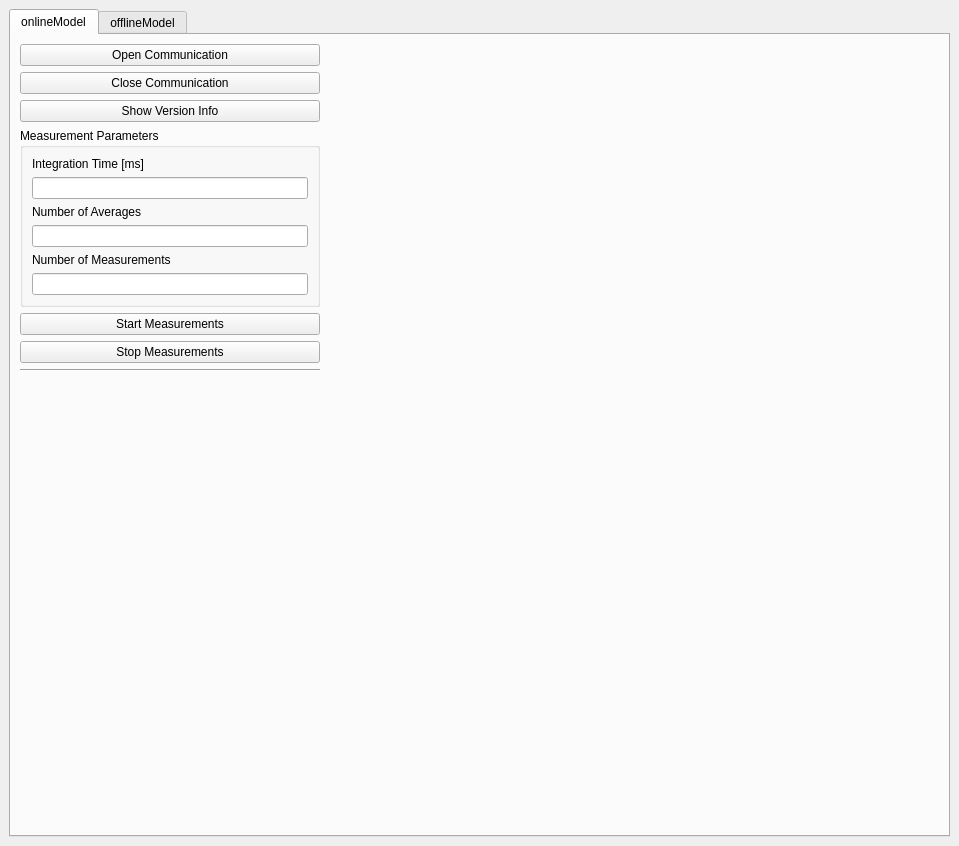
Qt form UI/UIsource/mainWindow.ui (jordan20092010/LIBS_LZU) before a commit.
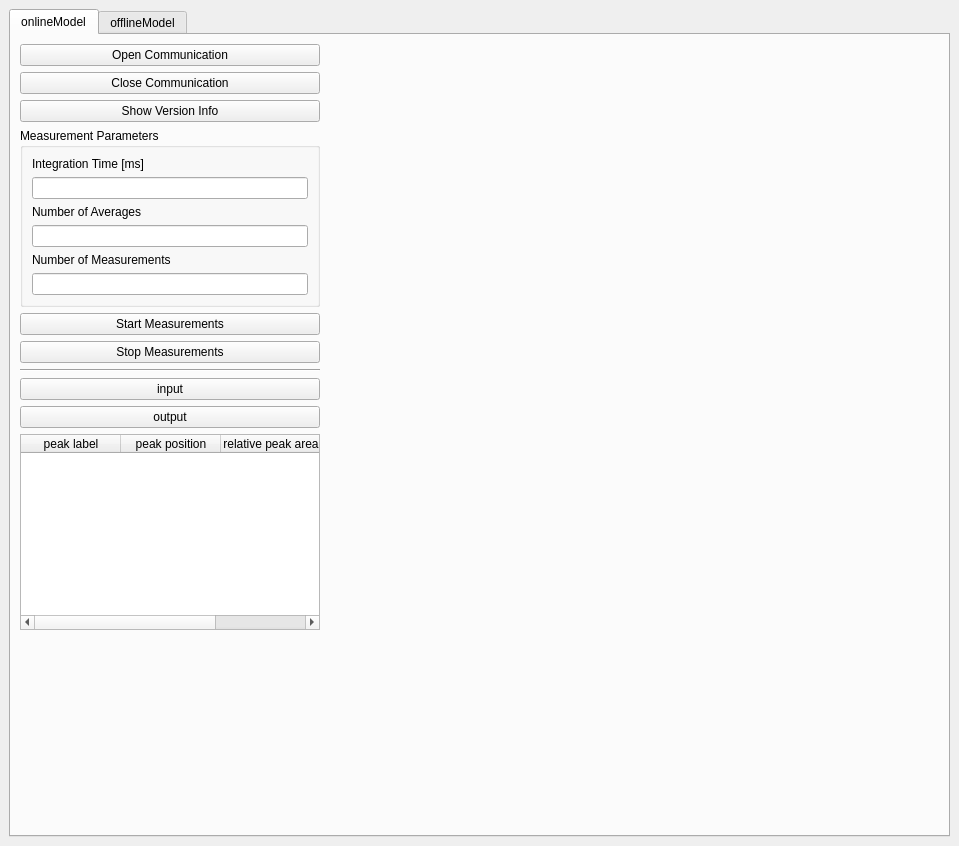
The same form after that commit. The open tabs and pages were chosen to show the change. Custom widgets are drawn as their Qt base class.

Diff of the .ui file:
```diff
--- a/UI/UIsource/mainWindow.ui
+++ b/UI/UIsource/mainWindow.ui
@@ -18,7 +18,7 @@
     <item>
      <widget class="QTabWidget" name="tabWidget">
       <property name="currentIndex">
-       <number>1</number>
+       <number>0</number>
       </property>
       <widget class="QWidget" name="tab">
        <attribute name="title">
@@ -144,6 +144,45 @@
             </property>
            </widget>
           </item>
+          <item>
+           <widget class="QPushButton" name="pushButton_input_online">
+            <property name="text">
+             <string>input</string>
+            </property>
+           </widget>
+          </item>
+          <item>
+           <widget class="QPushButton" name="pushButton_output_online">
+            <property name="text">
+             <string>output</string>
+            </property>
+           </widget>
+          </item>
+          <item>
+           <widget class="peakTableWidget" name="tableWidget_peak_online">
+            <property name="maximumSize">
+             <size>
+              <width>300</width>
+              <height>16777215</height>
+             </size>
+            </property>
+            <column>
+             <property name="text">
+              <string>peak label</string>
+             </property>
+            </column>
+            <column>
+             <property name="text">
+              <string>peak position</string>
+             </property>
+            </column>
+            <column>
+             <property name="text">
+              <string>relative peak area</string>
+             </property>
+            </column>
+           </widget>
+          </item>
           <item>
            <spacer name="verticalSpacer">
             <property name="orientation">
@@ -160,7 +199,7 @@
          </layout>
         </item>
         <item>
-         <widget class="RenderArea" name="plot" native="true">
+         <widget class="GraphicsLayoutWidget" name="plot" native="true">
           <property name="minimumSize">
            <size>
             <width>600</width>
@@ -752,12 +791,6 @@
   </widget>
  </widget>
  <customwidgets>
-  <customwidget>
-   <class>RenderArea</class>
-   <extends>QWidget</extends>
-   <header>dependent.renderarea</header>
-   <container>1</container>
-  </customwidget>
   <customwidget>
    <class>ColorButton</class>
    <extends>QPushButton</extends>
```
